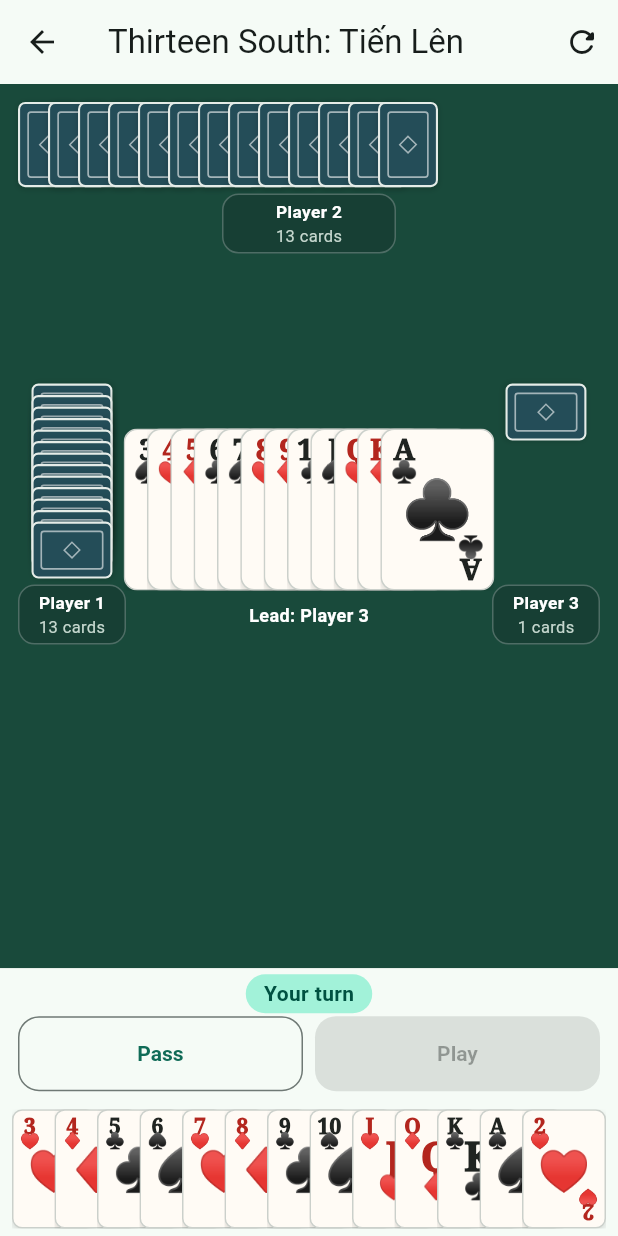
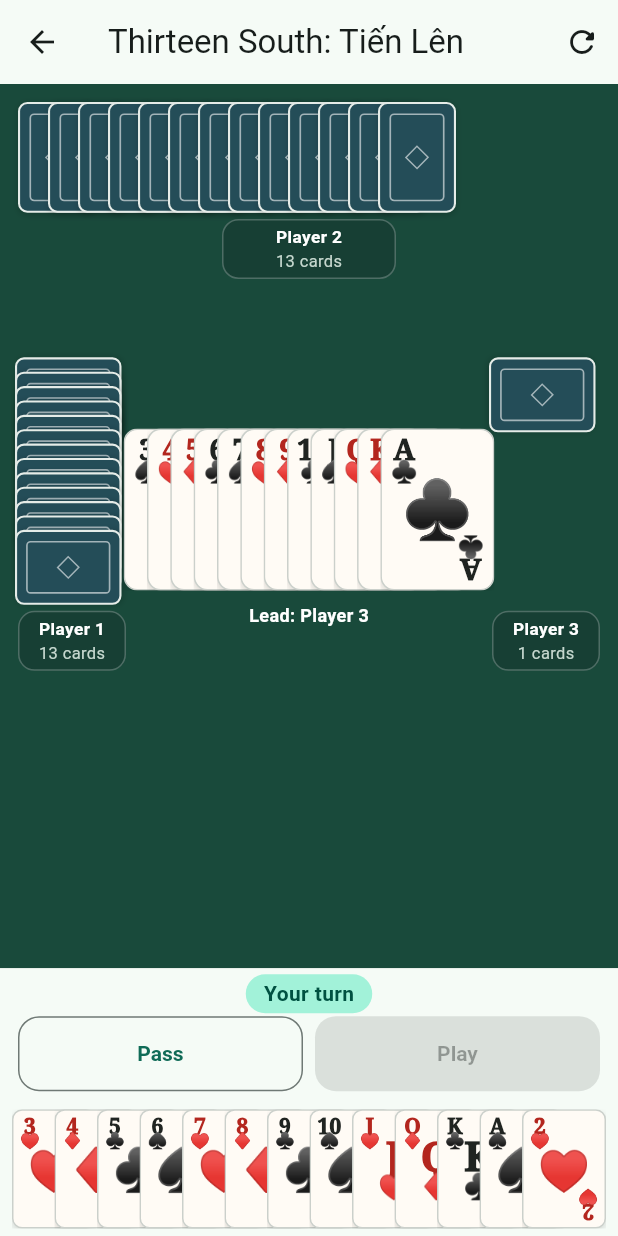
Before and after one commit to mark-hallnc/thirteen-south, a Flutter app: the GameScreen screen opened directly, on a phone screen of 412 x 824 dp. Run offline on Flutter 3.47's test engine with Material 3 defaults, Android fonts, the phone set to English and light mode, and no system bars; our stand-ins replace shared_preferences; accounts and stored records are empty; statements that could not run were skipped.

Commit message:
fix card layout constraint

```diff
--- a/lib/screens/game_screen.dart
+++ b/lib/screens/game_screen.dart
@@ -289,7 +289,7 @@ class _TableSurface extends StatelessWidget {
             left: 12,
             right: 12,
             child: SizedBox(
-              height: 110,
+              height: 145,
               child: opponent(opponents[1], OpponentPosition.top),
             ),
           ),
@@ -299,7 +299,7 @@ class _TableSurface extends StatelessWidget {
               padding: const EdgeInsets.only(left: 8),
               child: SizedBox(
                 width: 80,
-                height: 190,
+                height: 225,
                 child: opponent(opponents[0], OpponentPosition.left),
               ),
             ),
@@ -323,7 +323,7 @@ class _TableSurface extends StatelessWidget {
               padding: const EdgeInsets.only(right: 8),
               child: SizedBox(
                 width: 80,
-                height: 190,
+                height: 225,
                 child: opponent(opponents[2], OpponentPosition.right),
               ),
             ),
--- a/lib/widgets/game_table_widgets.dart
+++ b/lib/widgets/game_table_widgets.dart
@@ -22,7 +22,7 @@ class OpponentHand extends StatelessWidget {
   @override
   Widget build(BuildContext context) {
     final isTop = position == OpponentPosition.top;
-    final cardWidth = isTop ? 40.0 : 38.0;
+    final cardWidth = isTop ? 52.0 : 50.0;
     final cardHeight = cardWidth * 1.42;
     final laidOutWidth = isTop ? cardWidth : cardHeight;
     final laidOutHeight = isTop ? cardHeight : cardWidth;
@@ -162,7 +162,7 @@ class OpponentPanel extends StatelessWidget {
             children: [
               SizedBox(
                 width: double.infinity,
-                height: 57,
+                height: 74,
                 child: OpponentHand(
                   opponentId: opponentId,
                   cardCount: cardCount,
@@ -177,8 +177,8 @@ class OpponentPanel extends StatelessWidget {
             mainAxisSize: MainAxisSize.min,
             children: [
               SizedBox(
-                width: 54,
-                height: 130,
+                width: 76,
+                height: 165,
                 child: OpponentHand(
                   opponentId: opponentId,
                   cardCount: cardCount,
```
Also changed, not shown: 1 other file.
